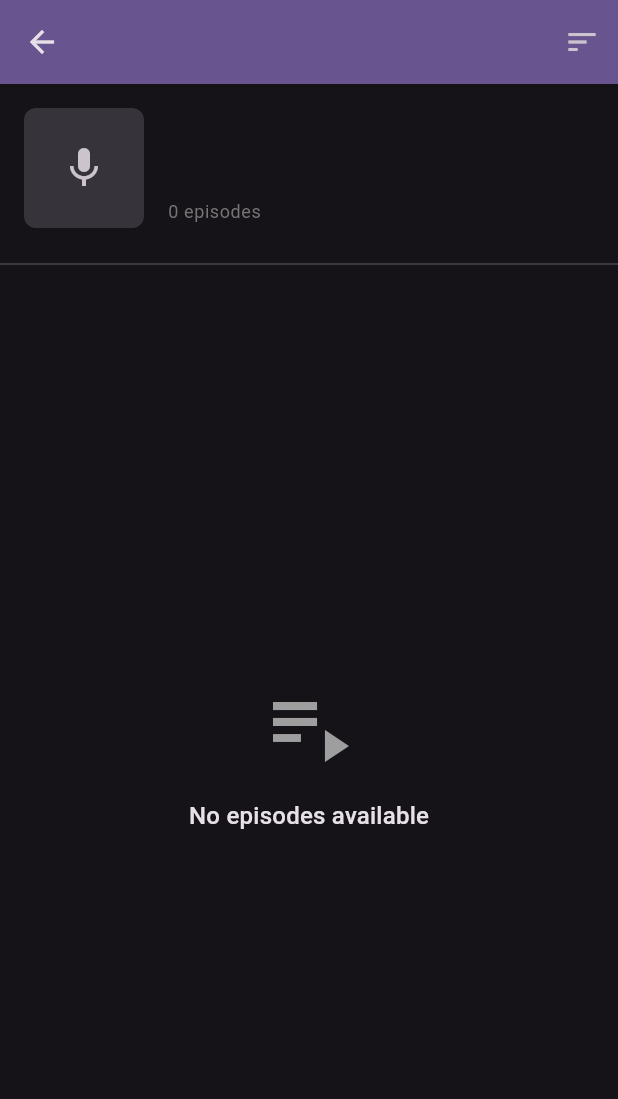
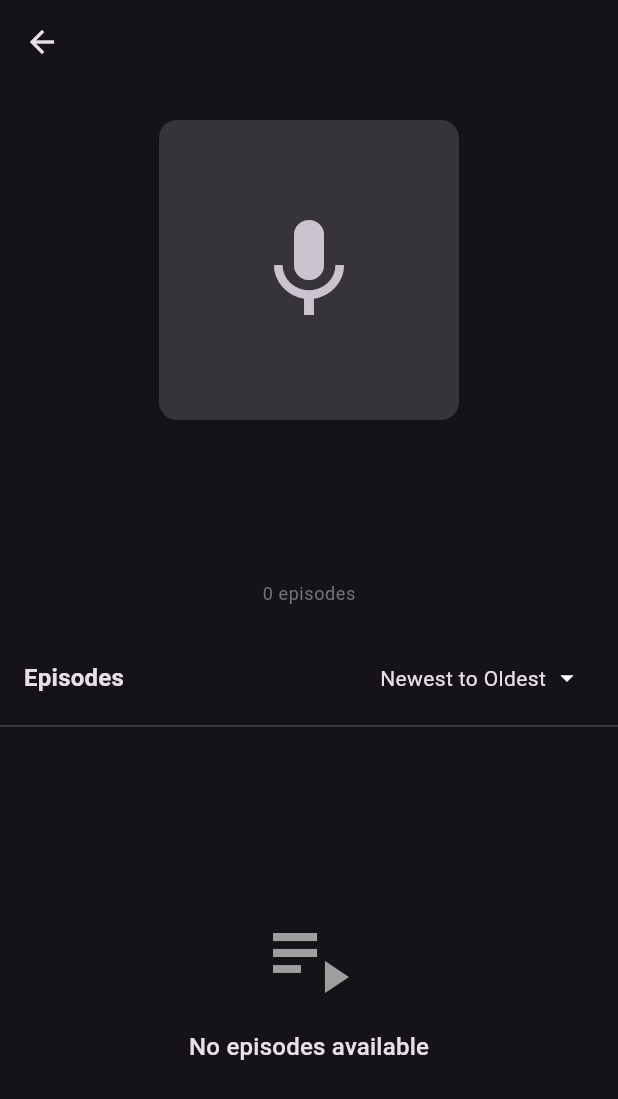
Before and after one commit to terrabitz/castaway, a Flutter app: the EpisodeListScreen screen opened directly with empty values, on a phone screen of 412 x 824 dp. Shown: the top 1099 px of the screen. Run offline on Flutter 3.47's test engine with Material 3 defaults, Android fonts, the phone set to English and light mode, and no system bars; our stand-ins replace audio_service, cached_network_image, file_picker, flutter_html, just_audio, share_plus and 1 more; missing offline and left inert: audio_session; accounts and stored records are empty.

Commit message:
fix: Update episode listing screen with better layout
Signed-off-by: Trevor Taubitz <trevor.taubitz@flocksafety.com>

```diff
--- a/lib/screens/episode_list_screen.dart
+++ b/lib/screens/episode_list_screen.dart
@@ -1,5 +1,6 @@
 import 'package:flutter/material.dart';
 import 'package:provider/provider.dart';
+import 'package:flutter_html/flutter_html.dart';
 import '../models/podcast.dart';
 import '../services/audio_player_service.dart';
 import '../widgets/mini_player.dart';
@@ -54,12 +55,107 @@ class _EpisodeListScreenState extends State<EpisodeListScreen> {
   @override
   Widget build(BuildContext context) {
     return Scaffold(
-      appBar: AppBar(
-        title: Text(_podcast.title),
-        backgroundColor: Theme.of(context).colorScheme.inversePrimary,
-        actions: [
+      body: Column(
+        children: [
+          Expanded(
+            child: CustomScrollView(
+              slivers: [
+                SliverAppBar(
+                  expandedHeight: 0,
+                  floating: true,
+                  pinned: false,
+                ),
+                SliverToBoxAdapter(
+                  child: Column(
+                    children: [
+                      SizedBox(height: 24),
+                      Center(
+                        child: PodcastImage(
+                          imageUrl: _podcast.imageUrl,
+                          width: 200,
+                          height: 200,
+                          fit: BoxFit.cover,
+                          iconSize: 80,
+                          borderRadius: BorderRadius.circular(12),
+                        ),
+                      ),
+                      SizedBox(height: 24),
+                      Padding(
+                        padding: EdgeInsets.symmetric(horizontal: 16),
+                        child: Column(
+                          children: [
+                            Text(
+                              _podcast.title,
+                              style: Theme.of(context).textTheme.headlineSmall?.copyWith(
+                                fontWeight: FontWeight.bold,
+                              ),
+                              textAlign: TextAlign.center,
+                            ),
+                            if (_podcast.author != null) ...[
+                              SizedBox(height: 8),
+                              Text(
+                                _podcast.author!,
+                                style: Theme.of(context).textTheme.bodyLarge?.copyWith(
+                                  color: Colors.grey.shade600,
+                                ),
+                                textAlign: TextAlign.center,
+                              ),
+                            ],
+                            if (_podcast.description != null) ...[
+                              SizedBox(height: 12),
+                              Html(
+                                data: _podcast.description!,
+                                style: {
+                                  "body": Style(
+                                    margin: Margins.zero,
+                                    padding: HtmlPaddings.zero,
+                                    textAlign: TextAlign.center,
+                                    color: Colors.grey.shade700,
+                                    fontSize: FontSize(Theme.of(context).textTheme.bodyMedium?.fontSize ?? 14),
+                                  ),
+                                  "p": Style(
+                                    margin: Margins.zero,
+                                    textAlign: TextAlign.center,
+                                    maxLines: 3,
+                                    textOverflow: TextOverflow.ellipsis,
+                                  ),
+                                },
+                              ),
+                            ],
+                            SizedBox(height: 8),
+                            Text(
+                              '${_episodes.length} episodes',
+                              style: Theme.of(context).textTheme.bodySmall?.copyWith(
+                                color: Colors.grey.shade600,
+                              ),
+                            ),
+                          ],
+                        ),
+                      ),
+                      SizedBox(height: 24),
+                      Padding(
+                        padding: EdgeInsets.symmetric(horizontal: 16),
+                        child: Row(
+                          children: [
+                            Text(
+                              'Episodes',
+                              style: Theme.of(context).textTheme.titleMedium?.copyWith(
+                                fontWeight: FontWeight.bold,
+                              ),
+                            ),
+                            Spacer(),
                             PopupMenuButton<EpisodeSortOrder>(
-            icon: Icon(Icons.sort),
+                              icon: Row(
+                                mainAxisSize: MainAxisSize.min,
+                                children: [
+                                  Text(
+                                    _podcast.sortOrder.displayName,
+                                    style: Theme.of(context).textTheme.bodyMedium,
+                                  ),
+                                  SizedBox(width: 4),
+                                  Icon(Icons.arrow_drop_down, size: 20),
+                                ],
+                              ),
                               onSelected: _updateSortOrder,
                               itemBuilder: (context) => [
                                 PopupMenuItem(
@@ -92,59 +188,14 @@ class _EpisodeListScreenState extends State<EpisodeListScreen> {
                             ),
                           ],
                         ),
-      body: Column(
-        children: [
-          // Podcast header
-          Container(
-            padding: EdgeInsets.all(16),
-            child: Row(
-              crossAxisAlignment: CrossAxisAlignment.start,
-              children: [
-                PodcastImage(
-                  imageUrl: _podcast.imageUrl,
-                  width: 80,
-                  height: 80,
-                  fit: BoxFit.cover,
-                  iconSize: 32,
-                  borderRadius: BorderRadius.circular(8),
                       ),
-                SizedBox(width: 16),
-                Expanded(
-                  child: Column(
-                    crossAxisAlignment: CrossAxisAlignment.start,
-                    children: [
-                      Text(
-                        _podcast.title,
-                        style: Theme.of(context).textTheme.titleLarge,
-                        maxLines: 2,
-                        overflow: TextOverflow.ellipsis,
-                      ),
-                      if (_podcast.author != null) ...[
-                        SizedBox(height: 4),
-                        Text(
-                          _podcast.author!,
-                          style: Theme.of(context).textTheme.bodyMedium
-                              ?.copyWith(color: Colors.grey.shade600),
-                        ),
-                      ],
-                      SizedBox(height: 8),
-                      Text(
-                        '${_episodes.length} episodes',
-                        style: Theme.of(context).textTheme.bodySmall?.copyWith(
-                          color: Colors.grey.shade600,
-                        ),
-                      ),
+                      Divider(),
                     ],
                   ),
                 ),
-              ],
-            ),
-          ),
-          Divider(),
-          // Episodes list
-          Expanded(
-            child: _episodes.isEmpty && !_isLoading
-                ? Center(
+                _episodes.isEmpty && !_isLoading
+                    ? SliverFillRemaining(
+                        child: Center(
                           child: Column(
                             mainAxisAlignment: MainAxisAlignment.center,
                             children: [
@@ -156,13 +207,18 @@ class _EpisodeListScreenState extends State<EpisodeListScreen> {
                               ),
                             ],
                           ),
+                        ),
                       )
-                : ListView.builder(
-                  itemCount: _episodes.length,
-                  itemBuilder: (context, index) {
+                    : SliverList(
+                        delegate: SliverChildBuilderDelegate(
+                          (context, index) {
                             final episode = _episodes[index];
                             return EpisodeTile(episode: episode, podcast: _podcast);
                           },
+                          childCount: _episodes.length,
+                        ),
+                      ),
+              ],
             ),
           ),
         ],
```
Lines whose indentation alone changed are shown as unchanged.
